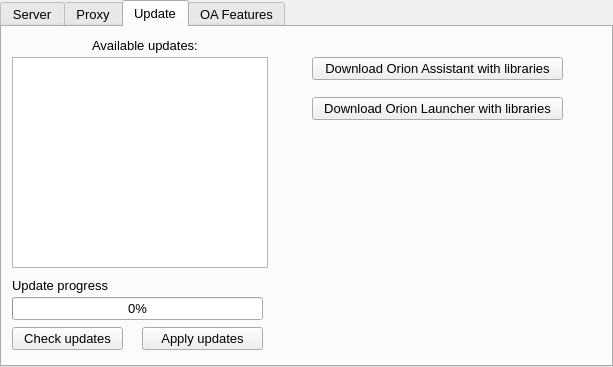
This is orionlauncherwindow.ui in Hotride/OrionLauncher as Qt 5 draws it before an edit. The edited form follows.
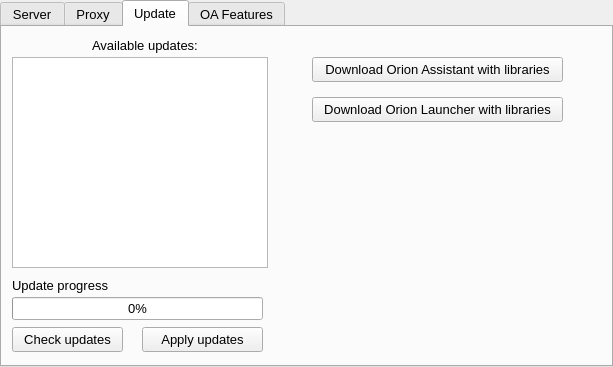
This is the edited form. The open tabs and pages were chosen to show the change.

The edit to the form file:
```diff
--- a/orionlauncherwindow.ui
+++ b/orionlauncherwindow.ui
@@ -764,7 +764,7 @@
           <x>10</x>
           <y>300</y>
           <width>111</width>
-          <height>23</height>
+          <height>25</height>
          </rect>
         </property>
         <property name="text">
@@ -780,7 +780,7 @@
           <x>310</x>
           <y>30</y>
           <width>251</width>
-          <height>23</height>
+          <height>25</height>
          </rect>
         </property>
         <property name="text">
@@ -793,7 +793,7 @@
           <x>140</x>
           <y>300</y>
           <width>121</width>
-          <height>23</height>
+          <height>25</height>
          </rect>
         </property>
         <property name="text">
@@ -832,7 +832,7 @@
           <x>310</x>
           <y>70</y>
           <width>251</width>
-          <height>23</height>
+          <height>25</height>
          </rect>
         </property>
         <property name="text">
```
Left out of the diff: 2 changed lines with no effect on the pictures.
